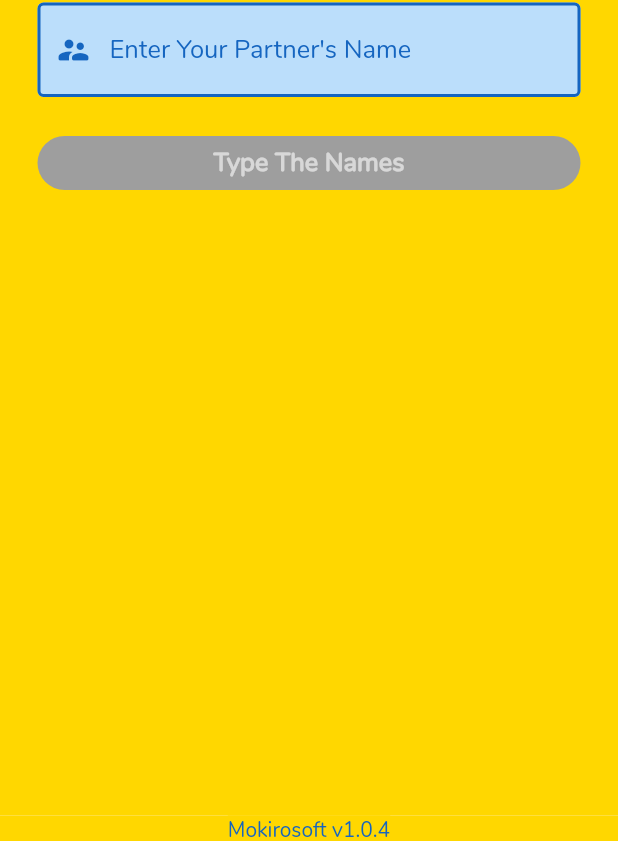
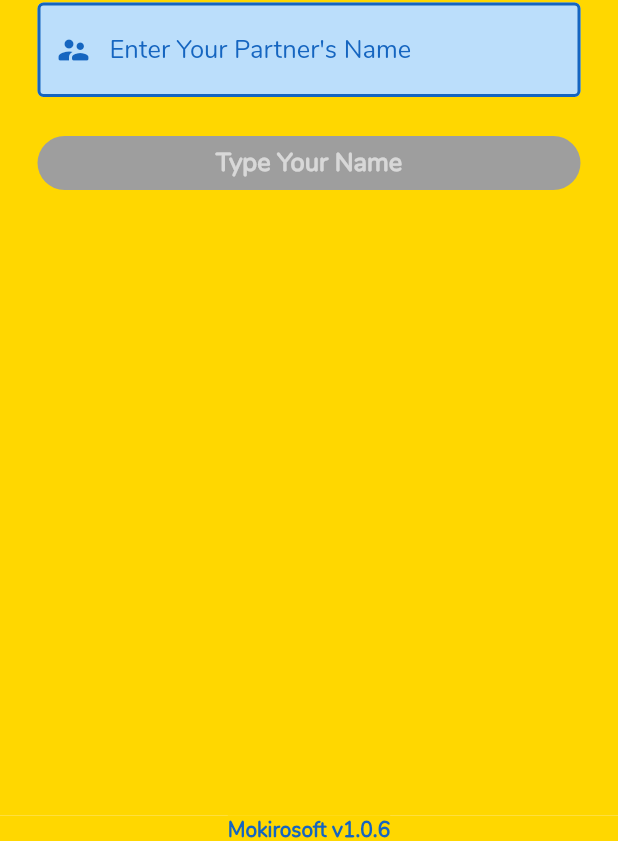
Before and after one commit to Mokeshwaran/FLAMES-fun-flutter-application, a Flutter app: the screen it shows after launch, on a phone screen of 412 x 824 dp. Shown: the part 392-1233 px from the top of the screen. Run offline on Flutter 3.47's test engine with Material 2 defaults, Android fonts, the phone set to English and light mode, and no system bars; drawn by our look-alikes of animated_text_kit; our stand-ins replace flutter_spinkit.

Commit message:
All Done

```diff
--- a/lib/history.dart
+++ b/lib/history.dart
@@ -28,6 +28,9 @@ class _HistoryState extends State<History> {
       appBar: AppBar(
         centerTitle: true,
         automaticallyImplyLeading: false,
+        leading: GestureDetector(
+            child: const Icon(Icons.arrow_back_ios_new_outlined),
+            onTap: () => Navigator.pop(context)),
         title: const Text(
           'History',
           style: TextStyle(fontWeight: FontWeight.bold),
@@ -192,6 +195,9 @@ class _HistoryState extends State<History> {
           color: Color.fromARGB(255, 129, 129, 129),
           fontWeight: FontWeight.w900,
           fontSize: 25.0);
+    } else {
+      return const TextStyle(
+          color: Colors.white, fontWeight: FontWeight.w900, fontSize: 25.0);
     }
   }
 }
--- a/lib/wrapper.dart
+++ b/lib/wrapper.dart
@@ -1,6 +1,7 @@
 // ignore_for_file: unused_local_variable, prefer_const_constructors_in_immutables
 
 import 'package:animated_text_kit/animated_text_kit.dart';
+import 'package:flames/loading.dart';
 import 'package:flames/result.dart';
 import 'package:flames/styles.dart';
 import 'package:flutter/material.dart';
@@ -22,6 +23,7 @@ class _WrapperState extends State<Wrapper> {
   final _formKey = GlobalKey<FormState>();
   TextEditingController nameController = TextEditingController();
   TextEditingController partnerController = TextEditingController();
+  bool heart = false;
 
   @override
   void initState() {
@@ -30,6 +32,7 @@ class _WrapperState extends State<Wrapper> {
     _focusNode.addListener(_onOnFocusNodeEvent);
     _focusNode2 = FocusNode();
     _focusNode2.addListener(_onOnFocusNodeEvent);
+    animatedtext();
   }
 
   @override
@@ -37,6 +40,7 @@ class _WrapperState extends State<Wrapper> {
     super.dispose();
     _focusNode.dispose();
     _focusNode2.dispose();
+    // animatedtext().dispose();
   }
 
   _onOnFocusNodeEvent() {
@@ -51,6 +55,7 @@ class _WrapperState extends State<Wrapper> {
     late String partnerName;
     late List<String>? history = widget.history;
     late List<String>? flames = widget.flames;
+
     return Scaffold(
       appBar: AppBar(
         centerTitle: true,
@@ -88,49 +93,7 @@ class _WrapperState extends State<Wrapper> {
                       ),
                       Container(
                         padding: const EdgeInsets.fromLTRB(10.0, 0.0, 0.0, 0.0),
-                        child: AnimatedTextKit(
-                          animatedTexts: [
-                            RotateAnimatedText(
-                              'Friend',
-                              textStyle: style_ff,
-                              //duration: Duration(milliseconds: 500),
-                            ),
-                            RotateAnimatedText(
-                              'Lover',
-                              textStyle: style_ll,
-                              //duration: Duration(milliseconds: 500),
-                            ),
-                            RotateAnimatedText(
-                              'Affectionate',
-                              textStyle: style_aa,
-                              //duration: Duration(milliseconds: 500),
-                            ),
-                            RotateAnimatedText(
-                              'Marriage Partner',
-                              textStyle: style_mm,
-                              //duration: Duration(milliseconds: 500),
-                            ),
-                            RotateAnimatedText(
-                              'Enemy',
-                              textStyle: style_ee,
-                              //duration: Duration(milliseconds: 500),
-                            ),
-                            RotateAnimatedText(
-                              'Soul Mate',
-                              textStyle: style_ss,
-                              //duration: Duration(milliseconds: 500),
-                            ),
-                            FadeAnimatedText(
-                              'Everything',
-                              textStyle: style4,
-                              duration: const Duration(milliseconds: 5000),
-                            ),
-                          ],
-                          onTap: () {
-                            launch(
-                                "https://www.wikihow.com/Play-%22Flame%22#:~:text=FLAME%20is%20a%20game%20named,explore%20the%20world%20of%20crushes");
-                          },
-                        ),
+                        child: animatedtext(),
                       ),
                     ],
                   ),
@@ -214,9 +177,10 @@ class _WrapperState extends State<Wrapper> {
                     child: partnerController.text.isNotEmpty &&
                             nameController.text.isNotEmpty
                         ? ElevatedButton(
-                            onPressed: () {
+                            onPressed: () async {
                               if (_formKey.currentState!.validate()) {
                                 setState(() {
+                                  heart = true;
                                   if (nameController.text !=
                                       partnerController.text) {
                                     history?.insert(
@@ -233,6 +197,10 @@ class _WrapperState extends State<Wrapper> {
                                   }
                                 });
 
+                                Future.delayed(
+                                    const Duration(milliseconds: 1000),
+                                    () async {
+                                  heart = false;
                                   Route yourCustomRoute() {
                                     return PageRouteBuilder(
                                       pageBuilder: (context, animation,
@@ -248,7 +216,8 @@ class _WrapperState extends State<Wrapper> {
                                         var begin = const Offset(1, 0);
                                         var end = Offset.zero;
                                         var curve = Curves.ease;
-                                      var tween = Tween(begin: begin, end: end)
+                                        var tween = Tween(
+                                                begin: begin, end: end)
                                             .chain(CurveTween(curve: curve));
                                         return SlideTransition(
                                           position: animation.drive(tween),
@@ -260,11 +229,13 @@ class _WrapperState extends State<Wrapper> {
                                     );
                                   }
 
-                                Navigator.of(context, rootNavigator: true)
+                                  await Navigator.of(context,
+                                          rootNavigator: true)
                                       .push(yourCustomRoute());
+                                });
                               }
                             },
-                            child: const Text('❤️ Predict! ❤️',
+                            child: const Text('Predict!',
                                 style: TextStyle(
                                     color: Colors.white,
                                     fontWeight: FontWeight.bold,
@@ -282,8 +253,16 @@ class _WrapperState extends State<Wrapper> {
                           )
                         : ElevatedButton(
                             onPressed: null,
-                            child: const Text(
-                              'Type The Names',
+                            child: nameController.text.isEmpty
+                                ? const Text(
+                                    'Type Your Name',
+                                    style: TextStyle(
+                                        color: Colors.white60,
+                                        fontWeight: FontWeight.bold,
+                                        fontSize: 17.0),
+                                  )
+                                : const Text(
+                                    'Type Your Partner\'s Name',
                                     style: TextStyle(
                                         color: Colors.white60,
                                         fontWeight: FontWeight.bold,
@@ -300,6 +279,10 @@ class _WrapperState extends State<Wrapper> {
                               ),
                             )),
                   ),
+                  const SizedBox(height: 20.0),
+                  SizedBox(
+                    child: heart ? const Loading() : null,
+                  ),
                 ],
               ),
             ),
@@ -309,15 +292,61 @@ class _WrapperState extends State<Wrapper> {
       bottomNavigationBar: Container(
         color: const Color(0xffffd700),
         child: Text(
-          'Mokirosoft v1.0.4',
+          'Mokirosoft v1.0.6',
           textAlign: TextAlign.center,
           style: TextStyle(
             color: Colors.blue[800],
             backgroundColor: const Color(0xffffd700),
-            fontWeight: FontWeight.w500,
+            fontWeight: FontWeight.w600,
           ),
         ),
       ),
+    );
+  }
+
+  animatedtext() {
+    return AnimatedTextKit(
+      animatedTexts: [
+        RotateAnimatedText(
+          'Friend',
+          textStyle: style_ff,
+          //duration: Duration(milliseconds: 500),
+        ),
+        RotateAnimatedText(
+          'Lover',
+          textStyle: style_ll,
+          //duration: Duration(milliseconds: 500),
+        ),
+        RotateAnimatedText(
+          'Affectionate',
+          textStyle: style_aa,
+          //duration: Duration(milliseconds: 500),
+        ),
+        RotateAnimatedText(
+          'Marriage Partner',
+          textStyle: style_mm,
+          //duration: Duration(milliseconds: 500),
+        ),
+        RotateAnimatedText(
+          'Enemy',
+          textStyle: style_ee,
+          //duration: Duration(milliseconds: 500),
+        ),
+        RotateAnimatedText(
+          'Sibling',
+          textStyle: style_ss,
+          //duration: Duration(milliseconds: 500),
+        ),
+        FadeAnimatedText(
+          'Everything',
+          textStyle: style4,
+          duration: const Duration(milliseconds: 5000),
+        ),
+      ],
+      onTap: () {
+        launch(
+            "https://medium.com/@ritwika285/how-to-play-flames-game-890edc7bf3d");
+      },
     );
   }
 
```
Also changed, not shown: lib/loading.dart (+28 -6 lines), lib/result.dart (+76 -3 lines). Lines whose indentation alone changed are shown as unchanged.
